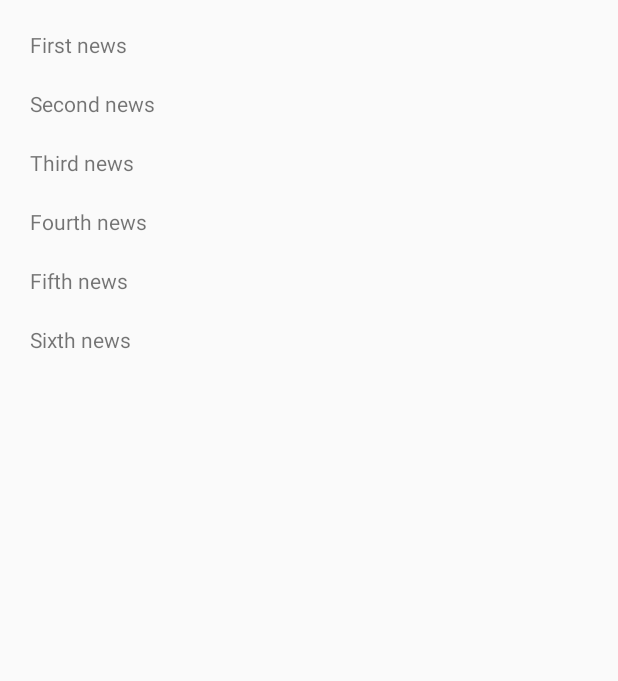
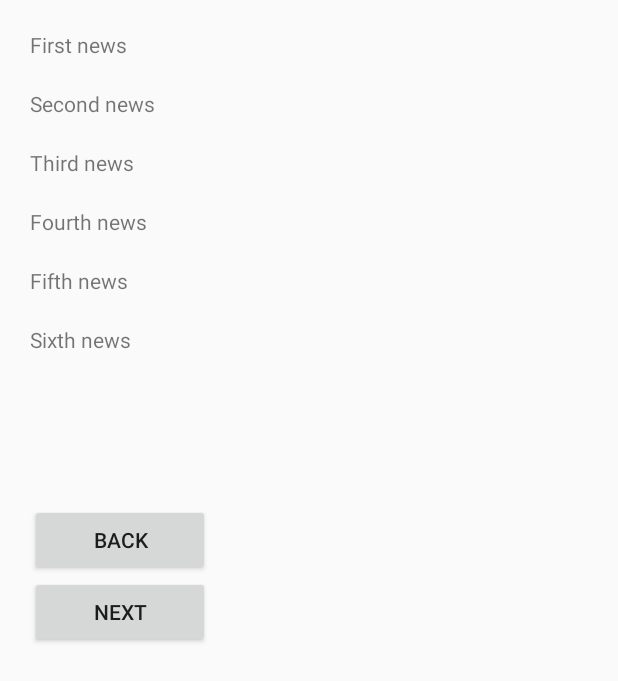
Before and after one commit to aiger12/PinAppHomeWork, an Android app built with Jetpack Compose: the NewsListFragment screen opened directly, with no data from a screen before it, on a phone screen of 412 x 824 dp. Shown: the top 681 px of the screen. Run offline under Robolectric (Android 15) with nearby library versions, the phone set to English and light mode, and no system bars.

Commit message:
designed buttons are added

```diff
--- a/app/src/main/java/com/example/pinapphomework/NewsActivity.kt
+++ b/app/src/main/java/com/example/pinapphomework/NewsActivity.kt
@@ -35,4 +35,6 @@ class NewsActivity : AppCompatActivity(), NewsClickListener{
             .commit()
     }
 
+
+
 }
--- a/app/src/main/java/com/example/pinapphomework/fragments/NewsListFragment.kt
+++ b/app/src/main/java/com/example/pinapphomework/fragments/NewsListFragment.kt
@@ -69,4 +69,5 @@ class NewsListFragment : Fragment() {
         Log.e(TAG, "News clicked = $news")
         newsClickListener?.onNewsClick(news)
     }
+
 }
--- a/app/src/main/res/layout/fragment_news_list.xml
+++ b/app/src/main/res/layout/fragment_news_list.xml
@@ -8,45 +8,62 @@
     <LinearLayout
         android:layout_width="match_parent"
         android:layout_height="wrap_content"
-        android:orientation="vertical"
-        android:layout_marginStart="20dp">
+        android:layout_marginStart="20dp"
+        android:orientation="vertical">
 
         <TextView
             android:id="@+id/tv_first_news"
-            android:layout_marginTop="20dp"
             android:layout_width="match_parent"
             android:layout_height="match_parent"
-            android:text="@string/first_news"/>
+            android:layout_marginTop="20dp"
+            android:text="@string/first_news" />
+
         <TextView
             android:id="@+id/tv_second_news"
-            android:layout_marginTop="20dp"
             android:layout_width="match_parent"
             android:layout_height="match_parent"
-            android:text="@string/second_news"/>
+            android:layout_marginTop="20dp"
+            android:text="@string/second_news" />
+
         <TextView
             android:id="@+id/tv_third_news"
-            android:layout_marginTop="20dp"
             android:layout_width="match_parent"
             android:layout_height="match_parent"
-            android:text="@string/third_news"/>
+            android:layout_marginTop="20dp"
+            android:text="@string/third_news" />
+
         <TextView
             android:id="@+id/tv_fourth_news"
-            android:layout_marginTop="20dp"
             android:layout_width="match_parent"
             android:layout_height="match_parent"
-            android:text="@string/fourth_news"/>
+            android:layout_marginTop="20dp"
+            android:text="@string/fourth_news" />
+
         <TextView
             android:id="@+id/tv_fifth_news"
-            android:layout_marginTop="20dp"
             android:layout_width="match_parent"
             android:layout_height="match_parent"
-            android:text="@string/fifth_news"/>
+            android:layout_marginTop="20dp"
+            android:text="@string/fifth_news" />
+
         <TextView
             android:id="@+id/tv_sixth_news"
-            android:layout_marginTop="20dp"
             android:layout_width="match_parent"
             android:layout_height="match_parent"
-            android:text="@string/sixth_news"/>
+            android:layout_marginTop="20dp"
+            android:text="@string/sixth_news" />
+
+        <Button
+            android:id="@+id/tv_back_news"
+            android:layout_width="120dp"
+            android:layout_height="match_parent"
+            android:layout_marginTop="100dp"
+            android:text="Back" />
+        <Button
+            android:id="@+id/tv_next_news"
+            android:layout_width="120dp"
+            android:layout_height="match_parent"
+            android:text="Next" />
     </LinearLayout>
 
 
```
